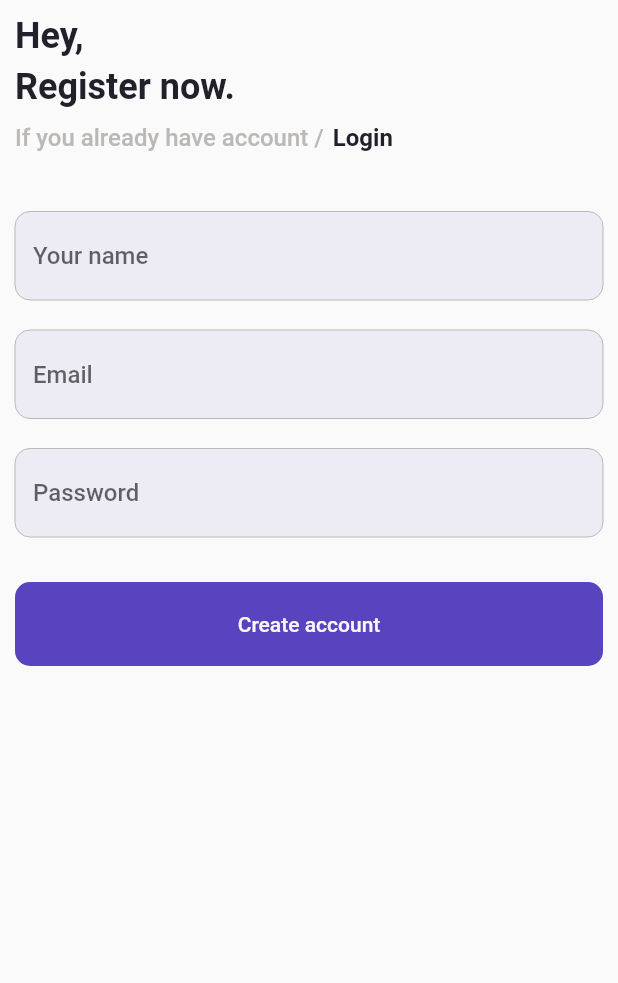
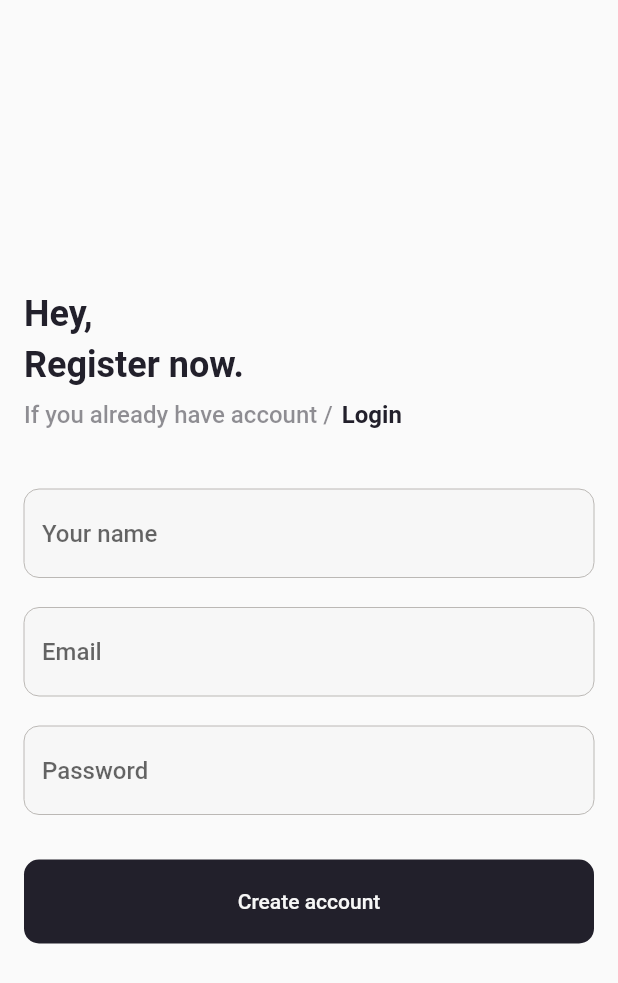
Before and after one commit to bhoomit74/bill_splitter, a Flutter app: the screen it shows after launch, after a tap on "Create account", on a phone screen of 412 x 824 dp. Shown: the top 983 px of the screen. Run offline on Flutter 3.47's test engine with Material 2 defaults, Android fonts, the phone set to English and light mode, and no system bars; our stand-ins replace bloc, firebase_auth, firebase_core, firebase_database, flutter_bloc, google_fonts and 1 more; accounts and stored records are empty.

Commit message:
design changes

```diff
--- a/lib/bloc/dashboard/dashboard_state.dart
+++ b/lib/bloc/dashboard/dashboard_state.dart
@@ -18,3 +18,5 @@ class LogoutSuccess extends DashboardState {}
 class MemberJoined extends DashboardState {}
 
 class SplitChanged extends DashboardState {}
+
+class GroupNotFound extends DashboardState {}
--- a/lib/bloc/split/split_cubit.dart
+++ b/lib/bloc/split/split_cubit.dart
@@ -45,14 +45,15 @@ class SplitCubit extends Cubit<SplitState> {
         transactionBy: FirebaseAuth.instance.currentUser?.displayName,
         time: DateTime.now().microsecondsSinceEpoch,
         members: transactionMember);
-    group?.transactions ??= [];
+
+    /*group?.transactions ??= [];
     group?.transactions?.add(splitTransaction);
     group?.members?.forEach((element) {
       print("${element.name} : ${element.amount}");
     });
     group?.transactions?.forEach((element) {
       print("${element.transactionName} ${element.transactionAmount}");
-    });
+    });*/
     Map<String, dynamic> update = {};
     group?.members?.forEach((element) {
       update["members/${element.id}/amount"] = element.amount;
--- a/lib/models/transaction_model.dart
+++ b/lib/models/transaction_model.dart
@@ -42,7 +42,11 @@ class SplitTransaction {
     data['transactionAmount'] = transactionAmount;
     data['time'] = time;
     if (members != null) {
-      data['members'] = members!.map((v) => v.toJson()).toList();
+      Map<String, dynamic> member = <String, dynamic>{};
+      members!.forEach((v) {
+        member["${v.id}"] = v.toJson();
+      });
+      data['members'] = member;
     }
     return data;
   }
--- a/lib/styles/colors.dart
+++ b/lib/styles/colors.dart
@@ -18,6 +18,6 @@ class MyColor {
   static var pink_600 = const Color(0xFFF869D5);
   static var blue_700 = const Color(0xFF5650DE);
 
-  static var primaryColor = const Color(0xFF5943bf);
+  static var primaryColor = const Color(0xFF22202B);
   static var greyColor = const Color(0xFFBBB8B5);
 }
--- a/lib/ui/sign_in/sign_in.dart
+++ b/lib/ui/sign_in/sign_in.dart
@@ -24,12 +24,13 @@ class SignInScreen extends StatelessWidget {
     return BlocConsumer<AuthCubit, AuthState>(
       bloc: cubit,
       listener: (context, state) {
-        if(state is AuthLoading){
+        if (state is AuthLoading) {
           ProgressDialogUtils.showProgressDialog(context);
-        }else if(state is AuthSuccess){
+        } else if (state is AuthSuccess) {
           ProgressDialogUtils.dismissProgressDialog();
-          Navigator.pushNamedAndRemoveUntil(context, Dashboard.routeName, (route) => false);
-        }else if(state is AuthError){
+          Navigator.pushNamedAndRemoveUntil(
+              context, Dashboard.routeName, (route) => false);
+        } else if (state is AuthError) {
           ProgressDialogUtils.dismissProgressDialog();
           showMessageDialog(context, state.errorMessage);
         }
@@ -38,22 +39,32 @@ class SignInScreen extends StatelessWidget {
         return Scaffold(
           body: SafeArea(
             child: Container(
-              padding: const EdgeInsets.all(10),
+              padding: const EdgeInsets.all(16),
               child: Column(
                 mainAxisAlignment: MainAxisAlignment.center,
                 crossAxisAlignment: CrossAxisAlignment.start,
                 children: [
-                  Text("Hey,", style: h3Bold(),),
+                  Text(
+                    "Hey,",
+                    style: h3Bold(),
+                  ),
                   addVerticalSpacing(6),
-                  Text("Login Now.", style: h3Bold(),),
+                  Text(
+                    "Login Now.",
+                    style: h3Bold(),
+                  ),
                   addVerticalSpacing(10),
                   Row(
                     children: [
-                      Text("If you are new /", style: h3Light().copyWith(
-                          color: MyColor.greyColor, fontSize: 16),),
+                      Text(
+                        "If you are new /",
+                        style: h3Light().copyWith(
+                            color: MyColor.black_800.withOpacity(0.5),
+                            fontSize: 16),
+                      ),
                       addHorizontalSpacing(6),
                       GestureDetector(
-                        onTap: (){
+                        onTap: () {
                           Navigator.pushNamed(context, SignUpScreen.routeName);
                         },
                         child: Text("Create account",
@@ -74,10 +85,8 @@ class SignInScreen extends StatelessWidget {
                   ),
                   addVerticalSpacing(30),
                   commonButton("Login", context, () {
-                    cubit.login(
-                        emailController.text.trim().toString(),
-                        passwordController.text.trim().toString()
-                    );
+                    cubit.login(emailController.text.trim().toString(),
+                        passwordController.text.trim().toString());
                   })
                 ],
               ),
--- a/lib/ui/signup/signup.dart
+++ b/lib/ui/signup/signup.dart
@@ -24,12 +24,13 @@ class SignUpScreen extends StatelessWidget {
     return BlocConsumer<AuthCubit, AuthState>(
       bloc: cubit,
       listener: (context, state) {
-        if(state is AuthLoading){
+        if (state is AuthLoading) {
           ProgressDialogUtils.showProgressDialog(context);
-        }else if(state is AuthSuccess){
+        } else if (state is AuthSuccess) {
           ProgressDialogUtils.dismissProgressDialog();
-          Navigator.pushNamedAndRemoveUntil(context, Dashboard.routeName, (route) => false);
-        }else if(state is AuthError){
+          Navigator.pushNamedAndRemoveUntil(
+              context, Dashboard.routeName, (route) => false);
+        } else if (state is AuthError) {
           ProgressDialogUtils.dismissProgressDialog();
           showMessageDialog(context, state.errorMessage);
         }
@@ -37,24 +38,35 @@ class SignUpScreen extends StatelessWidget {
       builder: (context, state) {
         return Scaffold(
           body: SafeArea(
+            child: Container(
+              padding: const EdgeInsets.all(16),
+              child: Center(
                 child: SingleChildScrollView(
-              child: Container(
-                padding: const EdgeInsets.all(10),
                   child: Column(
                     mainAxisAlignment: MainAxisAlignment.center,
                     crossAxisAlignment: CrossAxisAlignment.start,
                     children: [
-                    Text("Hey,", style: h3Bold(),),
+                      Text(
+                        "Hey,",
+                        style: h3Bold(),
+                      ),
                       addVerticalSpacing(6),
-                    Text("Register now.", style: h3Bold(),),
+                      Text(
+                        "Register now.",
+                        style: h3Bold(),
+                      ),
                       addVerticalSpacing(10),
                       Row(
                         children: [
-                        Text("If you already have account /", style: h3Light().copyWith(
-                            color: MyColor.greyColor, fontSize: 16),),
+                          Text(
+                            "If you already have account /",
+                            style: h3Light().copyWith(
+                                color: MyColor.black_800.withOpacity(0.5),
+                                fontSize: 16),
+                          ),
                           addHorizontalSpacing(6),
                           GestureDetector(
-                          onTap: (){
+                            onTap: () {
                               Navigator.pop(context);
                             },
                             child: Text("Login",
@@ -83,10 +95,10 @@ class SignUpScreen extends StatelessWidget {
                         cubit.createAccount(
                             nameController.text.trim().toString(),
                             emailController.text.trim().toString(),
-                          passwordController.text.trim().toString()
-                      );
+                            passwordController.text.trim().toString());
                       })
                     ],
+                  ),
                 ),
               ),
             ),
--- a/lib/widgets/common_text_field.dart
+++ b/lib/widgets/common_text_field.dart
@@ -36,7 +36,7 @@ class CommonTextField extends StatelessWidget {
         textInputAction: textInputAction,
         decoration: InputDecoration(
           hintText: hint,
-          fillColor: MyColor.primaryColor.withAlpha(20),
+          fillColor: MyColor.white_800,
           filled: true,
           labelStyle:
               h3Light().copyWith(fontSize: 16, color: MyColor.greyColor),
@@ -48,7 +48,7 @@ class CommonTextField extends StatelessWidget {
               borderSide: BorderSide(color: MyColor.greyColor, width: 0)),
           focusedBorder: OutlineInputBorder(
               borderRadius: BorderRadius.circular(10),
-              borderSide: BorderSide(color: MyColor.primaryColor, width: 1)),
+              borderSide: BorderSide(color: MyColor.black_800, width: 1)),
         ));
   }
 }
--- a/pubspec.yaml
+++ b/pubspec.yaml
@@ -41,6 +41,7 @@ dependencies:
   firebase_database:
   flutter_bloc:
   uuid:
+  flutter_advanced_drawer:
 
 dev_dependencies:
   flutter_test:
```
Also changed, not shown: lib/bloc/dashboard/dashboard_cubit.dart (+4 -4 lines), lib/ui/dashboard/components/member_item.dart (+6 -6 lines), lib/ui/dashboard/components/transaction_image.dart (added, +30 -0 lines), lib/ui/dashboard/components/transaction_item.dart (added, +50 -0 lines), lib/ui/dashboard/dashboard.dart (+107 -42 lines), pubspec.lock. Lines whose indentation alone changed are shown as unchanged.
